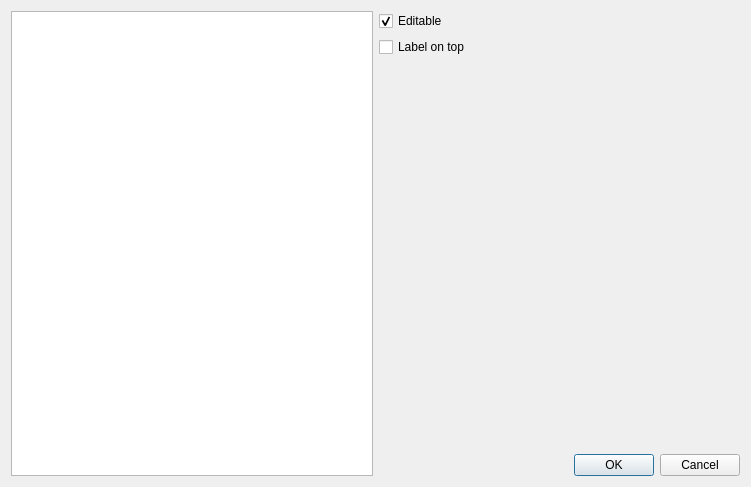
Old version of the form src/ui/qgsattributetypeedit.ui in the repository nextgis/nextgisqgis.
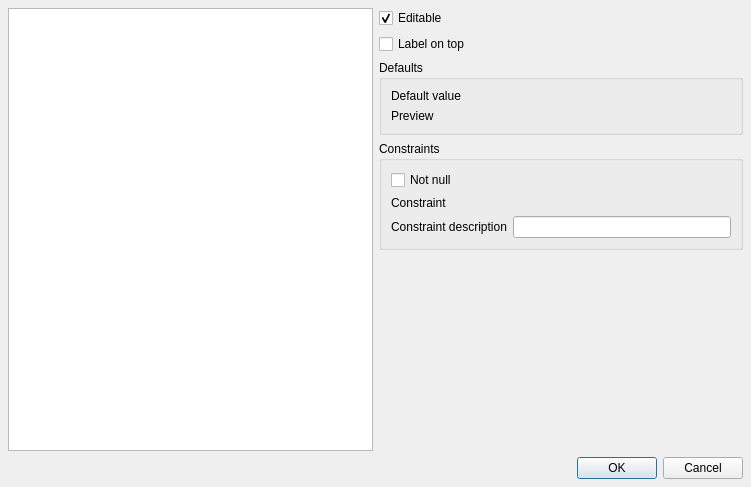
New version of the form. Custom widgets are drawn as their Qt base class.

Patch:
```diff
--- a/src/ui/qgsattributetypeedit.ui
+++ b/src/ui/qgsattributetypeedit.ui
@@ -13,8 +13,181 @@
   <property name="windowTitle">
    <string>Edit Widget Properties</string>
   </property>
-  <layout class="QGridLayout" name="gridLayout">
-   <item row="6" column="1">
+  <layout class="QGridLayout" name="gridLayout_3">
+   <property name="leftMargin">
+    <number>8</number>
+   </property>
+   <property name="topMargin">
+    <number>8</number>
+   </property>
+   <property name="rightMargin">
+    <number>8</number>
+   </property>
+   <property name="bottomMargin">
+    <number>8</number>
+   </property>
+   <item row="0" column="0">
+    <widget class="QListWidget" name="selectionListWidget">
+     <property name="resizeMode">
+      <enum>QListView::Fixed</enum>
+     </property>
+    </widget>
+   </item>
+   <item row="0" column="1">
+    <widget class="QScrollArea" name="scrollArea">
+     <property name="frameShape">
+      <enum>QFrame::NoFrame</enum>
+     </property>
+     <property name="widgetResizable">
+      <bool>true</bool>
+     </property>
+     <widget class="QWidget" name="scrollAreaWidgetContents_3">
+      <property name="geometry">
+       <rect>
+        <x>0</x>
+        <y>0</y>
+        <width>523</width>
+        <height>431</height>
+       </rect>
+      </property>
+      <layout class="QGridLayout" name="gridLayout">
+       <property name="leftMargin">
+        <number>0</number>
+       </property>
+       <property name="topMargin">
+        <number>0</number>
+       </property>
+       <property name="rightMargin">
+        <number>0</number>
+       </property>
+       <property name="bottomMargin">
+        <number>0</number>
+       </property>
+       <item row="0" column="2">
+        <widget class="QCheckBox" name="isFieldEditableCheckBox">
+         <property name="text">
+          <string>Editable</string>
+         </property>
+         <property name="checked">
+          <bool>true</bool>
+         </property>
+        </widget>
+       </item>
+       <item row="4" column="2">
+        <widget class="QStackedWidget" name="stackedWidget"/>
+       </item>
+       <item row="3" column="2">
+        <widget class="QgsCollapsibleGroupBox" name="groupBox">
+         <property name="title">
+          <string>Constraints</string>
+         </property>
+         <layout class="QVBoxLayout" name="verticalLayout">
+          <item>
+           <widget class="QCheckBox" name="notNullCheckBox">
+            <property name="text">
+             <string>Not null</string>
+            </property>
+           </widget>
+          </item>
+          <item>
+           <layout class="QHBoxLayout" name="horizontalLayout_2">
+            <property name="topMargin">
+             <number>0</number>
+            </property>
+            <item>
+             <widget class="QLabel" name="label">
+              <property name="text">
+               <string>Constraint</string>
+              </property>
+             </widget>
+            </item>
+            <item>
+             <widget class="QgsFieldExpressionWidget" name="constraintExpressionWidget" native="true">
+              <property name="focusPolicy">
+               <enum>Qt::StrongFocus</enum>
+              </property>
+             </widget>
+            </item>
+           </layout>
+          </item>
+          <item>
+           <layout class="QHBoxLayout" name="horizontalLayout">
+            <property name="bottomMargin">
+             <number>0</number>
+            </property>
+            <item>
+             <widget class="QLabel" name="label_2">
+              <property name="text">
+               <string>Constraint description</string>
+              </property>
+             </widget>
+            </item>
+            <item>
+             <widget class="QLineEdit" name="leConstraintExpressionDescription"/>
+            </item>
+           </layout>
+          </item>
+         </layout>
+        </widget>
+       </item>
+       <item row="2" column="2">
+        <widget class="QGroupBox" name="groupBox_2">
+         <property name="title">
+          <string>Defaults</string>
+         </property>
+         <layout class="QGridLayout" name="gridLayout_2" columnstretch="0,1">
+          <item row="0" column="0">
+           <widget class="QLabel" name="label_3">
+            <property name="text">
+             <string>Default value</string>
+            </property>
+           </widget>
+          </item>
+          <item row="1" column="0">
+           <widget class="QLabel" name="label_4">
+            <property name="text">
+             <string>Preview</string>
+            </property>
+           </widget>
+          </item>
+          <item row="0" column="1">
+           <widget class="QgsExpressionLineEdit" name="mExpressionWidget" native="true">
+            <property name="focusPolicy">
+             <enum>Qt::StrongFocus</enum>
+            </property>
+           </widget>
+          </item>
+          <item row="1" column="1">
+           <widget class="QLabel" name="mDefaultPreviewLabel">
+            <property name="text">
+             <string/>
+            </property>
+           </widget>
+          </item>
+         </layout>
+        </widget>
+       </item>
+       <item row="1" column="2">
+        <widget class="QCheckBox" name="labelOnTopCheckBox">
+         <property name="text">
+          <string>Label on top</string>
+         </property>
+         <property name="checked">
+          <bool>false</bool>
+         </property>
+        </widget>
+       </item>
+      </layout>
+      <zorder>groupBox_2</zorder>
+      <zorder>labelOnTopCheckBox</zorder>
+      <zorder>isFieldEditableCheckBox</zorder>
+      <zorder>notNullCheckBox</zorder>
+      <zorder>groupBox</zorder>
+      <zorder>stackedWidget</zorder>
+     </widget>
+    </widget>
+   </item>
+   <item row="1" column="0" colspan="2">
     <widget class="QDialogButtonBox" name="buttonBox">
      <property name="orientation">
       <enum>Qt::Horizontal</enum>
@@ -24,34 +197,28 @@
      </property>
     </widget>
    </item>
-   <item row="2" column="1">
-    <widget class="QStackedWidget" name="stackedWidget"/>
-   </item>
-   <item row="0" column="1">
-    <widget class="QCheckBox" name="isFieldEditableCheckBox">
-     <property name="text">
-      <string>Editable</string>
-     </property>
-     <property name="checked">
-      <bool>true</bool>
-     </property>
-    </widget>
-   </item>
-   <item row="1" column="1">
-    <widget class="QCheckBox" name="labelOnTopCheckBox">
-     <property name="text">
-      <string>Label on top</string>
-     </property>
-     <property name="checked">
-      <bool>false</bool>
-     </property>
-    </widget>
-   </item>
-   <item row="0" column="0" rowspan="7">
-    <widget class="QListWidget" name="selectionListWidget"/>
-   </item>
   </layout>
  </widget>
+ <customwidgets>
+  <customwidget>
+   <class>QgsExpressionLineEdit</class>
+   <extends>QWidget</extends>
+   <header>qgsexpressionlineedit.h</header>
+   <container>1</container>
+  </customwidget>
+  <customwidget>
+   <class>QgsCollapsibleGroupBox</class>
+   <extends>QGroupBox</extends>
+   <header>qgscollapsiblegroupbox.h</header>
+   <container>1</container>
+  </customwidget>
+  <customwidget>
+   <class>QgsFieldExpressionWidget</class>
+   <extends>QWidget</extends>
+   <header>qgsfieldexpressionwidget.h</header>
+   <container>1</container>
+  </customwidget>
+ </customwidgets>
  <tabstops>
   <tabstop>selectionListWidget</tabstop>
   <tabstop>isFieldEditableCheckBox</tabstop>
```
Left out of the diff: 6 changed lines with no effect on the pictures.
